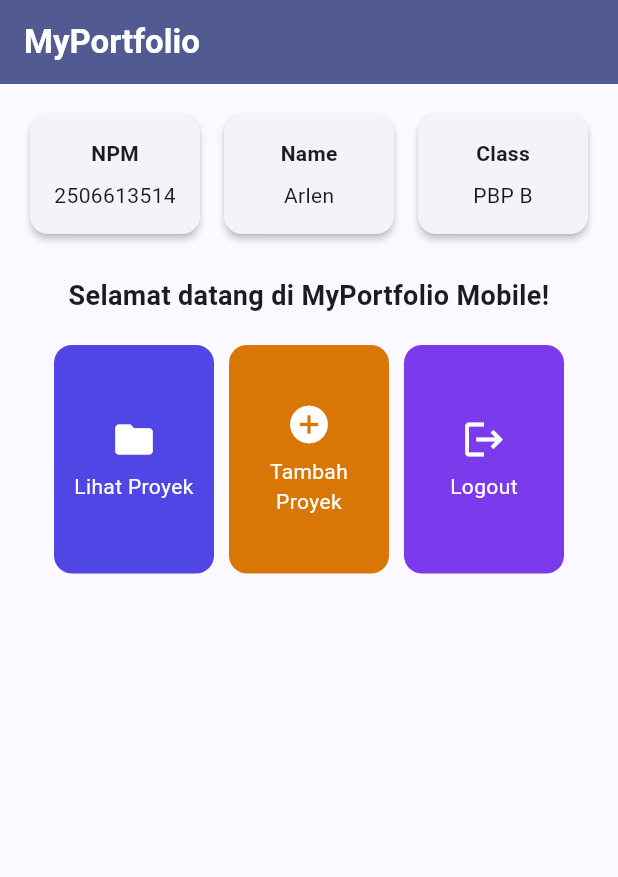
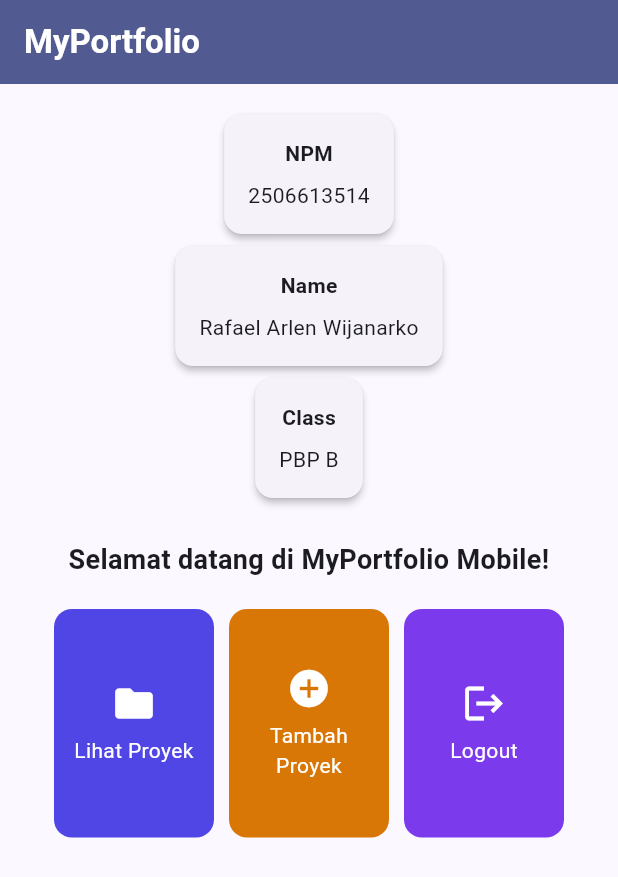
Before and after one commit to arthein53/myportfolio_mobile, a Flutter app: the screen it shows after launch, on a phone screen of 412 x 824 dp. Shown: the top 877 px of the screen. Run offline on Flutter 3.47's test engine with Material 3 defaults, Android fonts, the phone set to English and light mode, and no system bars.

Commit message:
feat: complete assignment 7

```diff
--- a/lib/menu.dart
+++ b/lib/menu.dart
@@ -4,7 +4,7 @@ class MyHomePage extends StatelessWidget {
   const MyHomePage({super.key});
 
   static const String npm = '2506613514';
-  static const String nama = 'Arlen';
+  static const String nama = 'Rafael Arlen Wijanarko';
   static const String kelas = 'PBP B';
 
   static const List<ItemHomepage> items = [
@@ -28,7 +28,20 @@ class MyHomePage extends StatelessWidget {
         child: Column(
           crossAxisAlignment: CrossAxisAlignment.stretch,
           children: [
-            const Row(
+            LayoutBuilder(
+              builder: (context, constraints) {
+                if (constraints.maxWidth < 600) {
+                  return const Column(
+                    key: Key('profile-cards-column'),
+                    children: [
+                      InfoCard(title: 'NPM', content: npm),
+                      InfoCard(title: 'Name', content: nama),
+                      InfoCard(title: 'Class', content: kelas),
+                    ],
+                  );
+                }
+
+                return const Row(
                   children: [
                     Expanded(
                       child: InfoCard(title: 'NPM', content: npm),
@@ -42,6 +55,8 @@ class MyHomePage extends StatelessWidget {
                       child: InfoCard(title: 'Class', content: kelas),
                     ),
                   ],
+                );
+              },
             ),
             const SizedBox(height: 24),
             const Text(
```
Also changed, not shown: 2 other files. Lines whose indentation alone changed are shown as unchanged.
